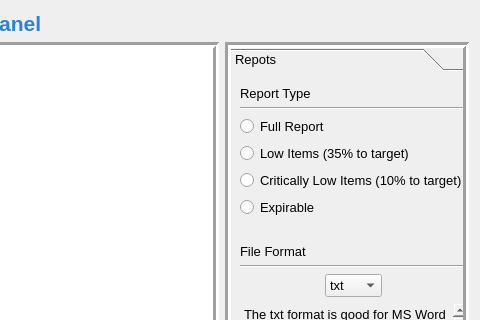
This is src/reportsView.ui in rbaker26/BigBlueBox as Qt 5 draws it before an edit; both pictures show x 688 to 1168 and y 0 to 320 of the 1168 by 615 pixel window. The edited form follows.
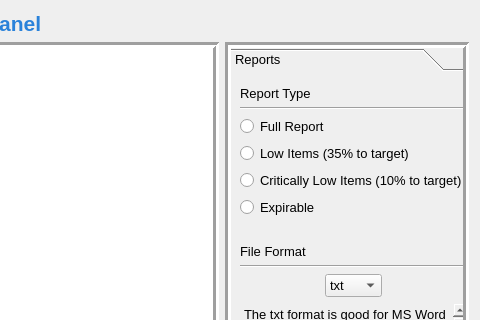
This is the edited form.

What changed in the file:
```diff
--- a/src/reportsView.ui
+++ b/src/reportsView.ui
@@ -149,7 +149,7 @@
            </rect>
           </property>
           <attribute name="label">
-           <string>Repots</string>
+           <string>Reports</string>
           </attribute>
           <layout class="QVBoxLayout" name="verticalLayout_4">
            <item>
```
